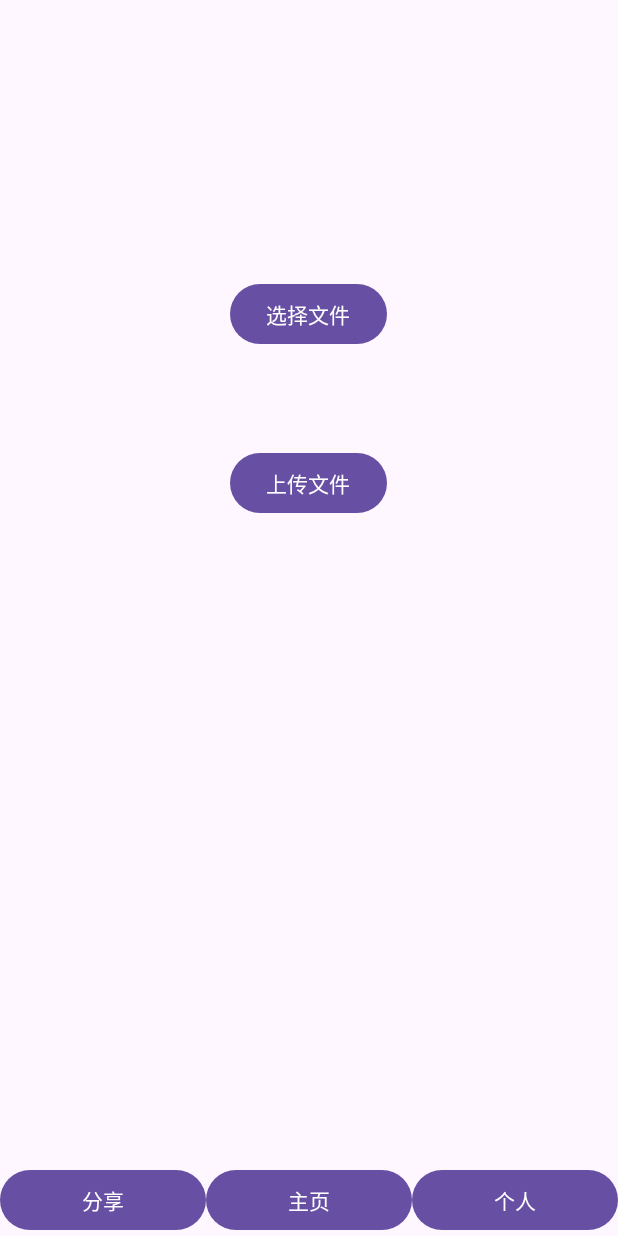
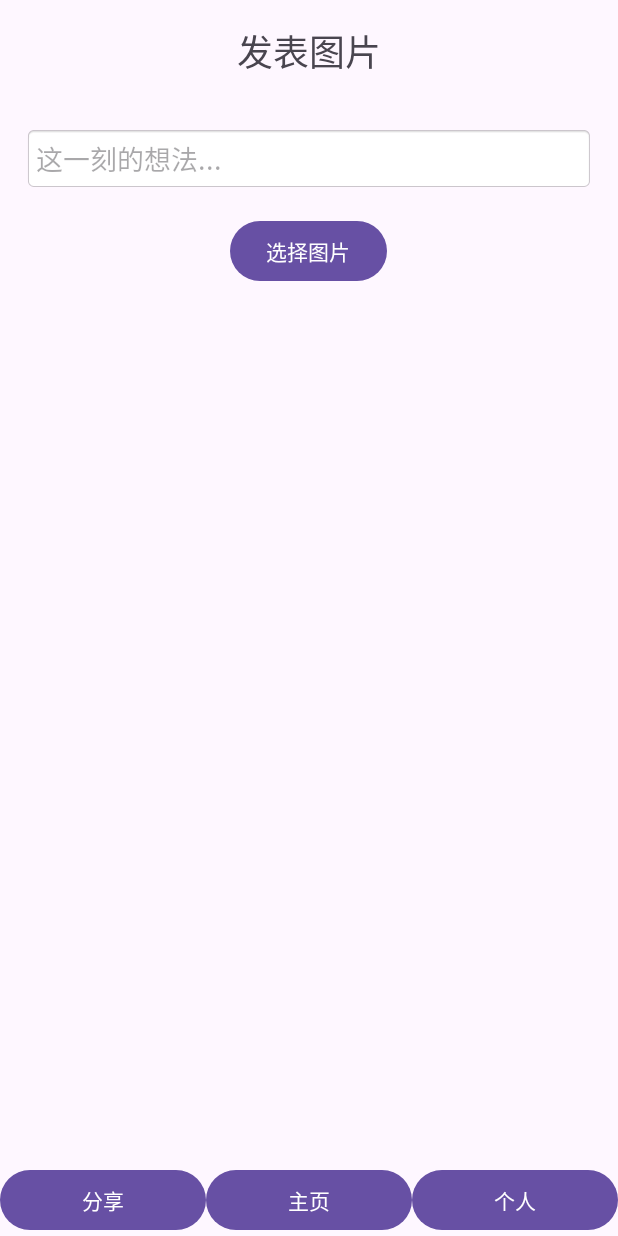
Before and after one commit to Maia-Huo/Android_Demo, an Android app: the screen it shows after launch (MainActivity_), after a tap on "分享", on a phone screen of 412 x 824 dp. Run offline under Robolectric (Android 15) with nearby library versions, the phone set to English and light mode, and no system bars; 6 statements that could not run were skipped.

Commit message:
上传页面

```diff
--- a/app/src/main/java/com/example/myapplication/UploadFragment.java
+++ b/app/src/main/java/com/example/myapplication/UploadFragment.java
@@ -1,18 +1,19 @@
 package com.example.myapplication;
 
+import android.content.Intent;
 import android.graphics.Bitmap;
-import android.graphics.BitmapFactory;
-import android.graphics.Color;
 import android.net.Uri;
 import android.os.Bundle;
+import android.provider.MediaStore;
+import android.text.TextUtils;
 import android.view.LayoutInflater;
 import android.view.View;
 import android.view.ViewGroup;
 import android.widget.Button;
+import android.widget.EditText;
+import android.widget.ImageView;
+import android.widget.Toast;
 
-import androidx.activity.result.ActivityResultCallback;
-import androidx.activity.result.ActivityResultLauncher;
-import androidx.activity.result.contract.ActivityResultContracts;
 import androidx.annotation.NonNull;
 import androidx.annotation.Nullable;
 import androidx.fragment.app.Fragment;
@@ -22,51 +23,78 @@ import java.io.IOException;
 import java.sql.Connection;
 
 public class UploadFragment extends Fragment {
+
+    private static final int PICK_IMAGE_REQUEST = 1;
     private byte[] imageBytes;
-    private ActivityResultLauncher<String> mGetContent;
+    private ImageView imagePreview;
+    private EditText captionEditText;
 
-    public View onCreateView(@NonNull LayoutInflater inflater,
-                             ViewGroup container, Bundle savedInstanceState) {
-        // Inflate the layout for this fragment
-        return inflater.inflate(R.layout.activity_upload, container, false);
+    @Nullable
+    @Override
+    public View onCreateView(@NonNull LayoutInflater inflater, @Nullable ViewGroup container, @Nullable Bundle savedInstanceState) {
+        View view = inflater.inflate(R.layout.activity_upload, container, false);
+
+        imagePreview = view.findViewById(R.id.image_preview);
+        captionEditText = view.findViewById(R.id.caption_edit_text);
+        Button selectImageButton = view.findViewById(R.id.select_image_button);
+        Button postButton = view.findViewById(R.id.post_button);
+
+        selectImageButton.setOnClickListener(new View.OnClickListener() {
+            @Override
+            public void onClick(View view) {
+                openFileChooser();
+            }
+        });
+
+        postButton.setOnClickListener(new View.OnClickListener() {
+            @Override
+            public void onClick(View view) {
+                postToFriendCircle();
+
+            }
+        });
+
+        return view;
     }
 
-    public void onViewCreated(@NonNull View view, @Nullable Bundle savedInstanceState) {
-        super.onViewCreated(view, savedInstanceState);
+    private void openFileChooser() {
+        Intent intent = new Intent(Intent.ACTION_GET_CONTENT);
+        intent.setType("image/*");
+        startActivityForResult(intent, PICK_IMAGE_REQUEST);
+    }
 
-        Button selectFileButton = view.findViewById(R.id.select_file_button);
-        Button uploadButton = view.findViewById(R.id.upload_button);
-
-        mGetContent = registerForActivityResult(new ActivityResultContracts.GetContent(),
-                new ActivityResultCallback<Uri>() {
     @Override
-                    public void onActivityResult(Uri uri) {
-                        // Handle the returned Uri
-                        if (uri != null) {
+    public void onActivityResult(int requestCode, int resultCode, @Nullable Intent data) {
+        super.onActivityResult(requestCode, resultCode, data);
+        if (requestCode == PICK_IMAGE_REQUEST && resultCode == getActivity().RESULT_OK && data != null && data.getData() != null) {
+            Uri imageUri = data.getData();
             try {
-                                Bitmap bitmap = BitmapFactory.decodeStream(requireActivity().getContentResolver().openInputStream(uri));
-                                ByteArrayOutputStream stream = new ByteArrayOutputStream();
-                                bitmap.compress(Bitmap.CompressFormat.PNG, 100, stream);
-                                imageBytes = stream.toByteArray();
+                Bitmap bitmap = MediaStore.Images.Media.getBitmap(getActivity().getContentResolver(), imageUri);
+                imagePreview.setImageBitmap(bitmap);
+                imageBytes = getBytesFromBitmap(bitmap);
+                imagePreview.setVisibility(View.VISIBLE);
+                // 显示发布按钮
+                Button postButton = getView().findViewById(R.id.post_button);
+                postButton.setVisibility(View.VISIBLE);
             } catch (IOException e) {
                 e.printStackTrace();
             }
         }
     }
-                });
 
-        selectFileButton.setOnClickListener(new View.OnClickListener() {
-            @Override
-            public void onClick(View view) {
-                // 启动文件选择器
-                // 创建并打开一个选择图片的Intent
-                mGetContent.launch("image/*");
+    private byte[] getBytesFromBitmap(Bitmap bitmap) {
+        ByteArrayOutputStream stream = new ByteArrayOutputStream();
+        bitmap.compress(Bitmap.CompressFormat.PNG, 100, stream);
+        return stream.toByteArray();
     }
-        });
 
-        uploadButton.setOnClickListener(new View.OnClickListener() {
-            @Override
-            public void onClick(View view) {
+    private void postToFriendCircle() {
+        String caption = captionEditText.getText().toString();
+        if (TextUtils.isEmpty(caption) && imageBytes == null) {
+            Toast.makeText(getActivity(), "请输入文字或选择图片", Toast.LENGTH_SHORT).show();
+            return;
+        }
+
         new Thread(new Runnable() {
             public void run() {
                 synchronized (this) {
@@ -78,7 +106,19 @@ public class UploadFragment extends Fragment {
                 }
             }
         }).start();
-            }
-        });
+
+        // 在这里添加将文字和图片上传到朋友圈的逻辑
+        // 您可以使用imageBytes和caption来执行上传操作
+
+        // 清除文字和图片
+        captionEditText.setText("");
+        imagePreview.setImageResource(R.drawable.img_01);
+        imagePreview.setVisibility(View.GONE);
+
+        // 隐藏发布按钮
+        Button postButton = getView().findViewById(R.id.post_button);
+        postButton.setVisibility(View.GONE);
+
+        Toast.makeText(getActivity(), "发布成功", Toast.LENGTH_SHORT).show();
     }
 }
--- a/app/src/main/res/layout/activity_upload.xml
+++ b/app/src/main/res/layout/activity_upload.xml
@@ -1,38 +1,65 @@
-<RelativeLayout
-    xmlns:android="http://schemas.android.com/apk/res/android"
-    xmlns:app="http://schemas.android.com/apk/res-auto"
-    xmlns:tools="http://schemas.android.com/tools"
+<?xml version="1.0" encoding="utf-8"?>
+<ScrollView xmlns:android="http://schemas.android.com/apk/res/android"
     android:layout_width="match_parent"
     android:layout_height="match_parent"
-    tools:context=".UploadActivity">
+    android:padding="16dp">
 
-    <Button
-        android:id="@+id/select_file_button"
+    <RelativeLayout
+        android:layout_width="match_parent"
+        android:layout_height="wrap_content">
+
+        <!-- 标题 -->
+        <TextView
+            android:id="@+id/title_text"
             android:layout_width="wrap_content"
             android:layout_height="wrap_content"
-        android:layout_alignParentTop="true"
+            android:text="发表图片"
+            android:textSize="24sp"
             android:layout_centerHorizontal="true"
-        android:layout_marginTop="185dp"
-        android:text="选择文件" />
+            android:layout_marginBottom="16dp" />
 
-    <TextView
-        android:id="@+id/selected_file_name"
+        <!-- 文本输入框 -->
+        <EditText
+            android:id="@+id/caption_edit_text"
+            android:layout_width="match_parent"
+            android:layout_height="wrap_content"
+            android:hint="这一刻的想法..."
+            android:layout_below="@id/title_text"
+            android:layout_marginTop="16dp"
+            android:background="@android:drawable/editbox_background"
+            android:padding="8dp" />
+
+        <!-- 图片上传区域 -->
+        <ImageView
+            android:id="@+id/image_preview"
+            android:layout_width="match_parent"
+            android:layout_height="wrap_content"
+            android:layout_below="@id/caption_edit_text"
+            android:layout_marginTop="16dp"
+            android:adjustViewBounds="true"
+            android:scaleType="fitXY"
+            android:src="@drawable/img_01"
+            android:visibility="gone" />
+
+        <!-- 选择图片按钮 -->
+        <Button
+            android:id="@+id/select_image_button"
             android:layout_width="wrap_content"
             android:layout_height="wrap_content"
-        android:layout_below="@id/select_file_button"
+            android:text="选择图片"
+            android:layout_below="@id/image_preview"
+            android:layout_centerHorizontal="true"
+            android:layout_marginTop="16dp" />
+
+        <!-- 发布按钮 -->
+        <Button
+            android:id="@+id/post_button"
+            android:layout_width="wrap_content"
+            android:layout_height="wrap_content"
+            android:text="发布"
+            android:layout_below="@id/select_image_button"
             android:layout_centerHorizontal="true"
             android:layout_marginTop="16dp"
-        android:text=""
-        android:textSize="18sp"
-        android:textColor="@android:color/black" />
-
-    <Button
-        android:id="@+id/upload_button"
-        android:layout_width="wrap_content"
-        android:layout_height="wrap_content"
-        android:text="上传文件"
-        android:layout_below="@id/selected_file_name"
-        android:layout_centerHorizontal="true"
-        android:layout_marginTop="24dp" />
-
+            android:visibility="gone" />
     </RelativeLayout>
+</ScrollView>
```
Lines whose indentation alone changed are shown as unchanged.
